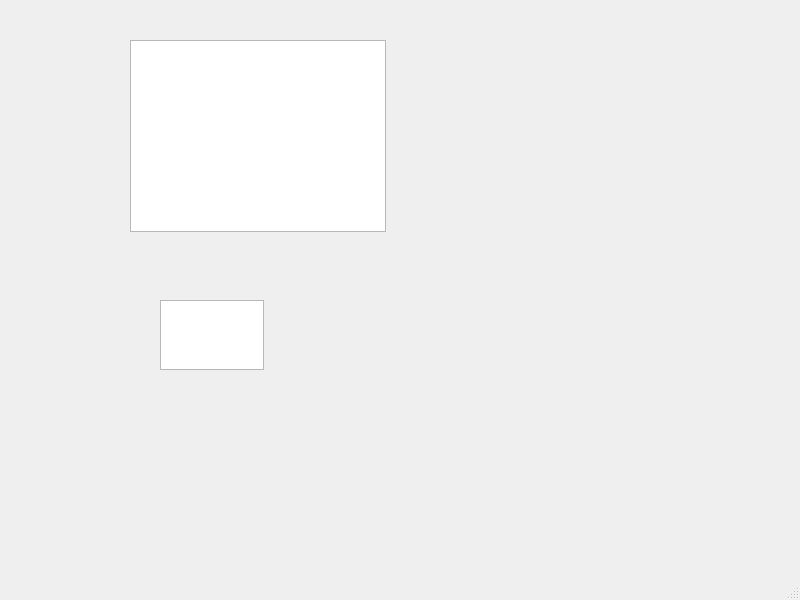
Before: the Qt Designer form server/qqserver.ui in llada60/2022_Chatroom_qt, drawn with Qt 5.
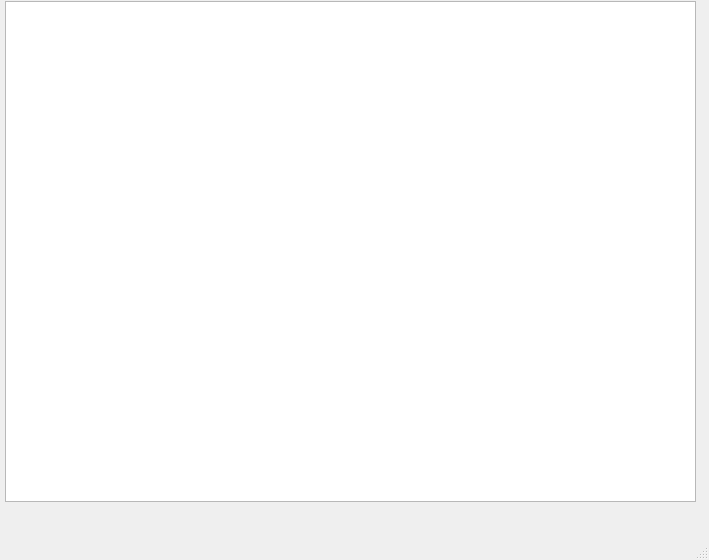
After: the same form once the commit is applied.

Patch:
```diff
--- a/server/qqserver.ui
+++ b/server/qqserver.ui
@@ -6,8 +6,8 @@
    <rect>
     <x>0</x>
     <y>0</y>
-    <width>800</width>
-    <height>600</height>
+    <width>709</width>
+    <height>560</height>
    </rect>
   </property>
   <property name="windowTitle">
@@ -17,20 +17,10 @@
    <widget class="QTextBrowser" name="textBrowser">
     <property name="geometry">
      <rect>
-      <x>130</x>
-      <y>40</y>
-      <width>256</width>
-      <height>192</height>
-     </rect>
-    </property>
-   </widget>
-   <widget class="QTextEdit" name="textEdit">
-    <property name="geometry">
-     <rect>
-      <x>160</x>
-      <y>300</y>
-      <width>104</width>
-      <height>70</height>
+      <x>5</x>
+      <y>1</y>
+      <width>691</width>
+      <height>501</height>
      </rect>
     </property>
    </widget>
```
Left out of the diff: 2 changed lines with no effect on the pictures.
